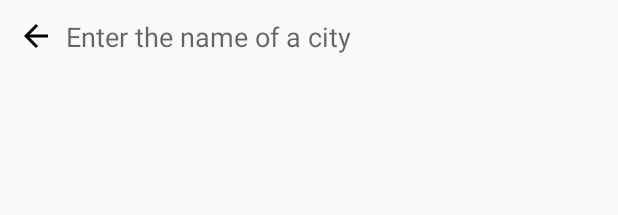
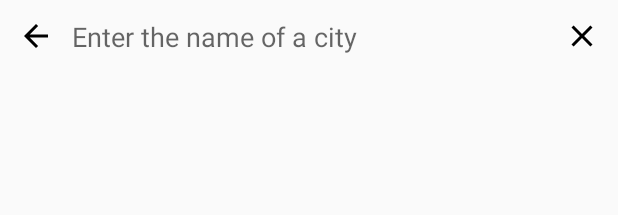
Before and after one commit to 3DRing/yamblz_weather, an Android app: the layout fragment_choose_city.xml on its own in the app's theme, with its tools: preview values and no code run, on a phone screen of 412 x 824 dp. Shown: the top 215 px of the screen. Run offline under Robolectric (Android 15) with nearby library versions, the phone set to English and light mode, and no system bars.

```diff
--- a/app/src/main/java/tljfn/yamblzweather/repo/DatabaseRepo.java
+++ b/app/src/main/java/tljfn/yamblzweather/repo/DatabaseRepo.java
@@ -8,6 +8,8 @@ import io.reactivex.Flowable;
 import io.reactivex.Observable;
 import io.reactivex.Single;
 import io.reactivex.android.schedulers.AndroidSchedulers;
+import io.reactivex.annotations.NonNull;
+import io.reactivex.functions.BiPredicate;
 import io.reactivex.schedulers.Schedulers;
 import io.reactivex.subjects.PublishSubject;
 import tljfn.yamblzweather.api.data.weather.RawWeather;
--- /dev/null
+++ b/app/src/main/res/drawable/ic_close.xml
@@ -0,0 +1,9 @@
+<vector xmlns:android="http://schemas.android.com/apk/res/android"
+        android:width="24dp"
+        android:height="24dp"
+        android:viewportWidth="24.0"
+        android:viewportHeight="24.0">
+    <path
+        android:fillColor="#FF000000"
+        android:pathData="M19,6.41L17.59,5 12,10.59 6.41,5 5,6.41 10.59,12 5,17.59 6.41,19 12,13.41 17.59,19 19,17.59 13.41,12z"/>
+</vector>
--- a/app/src/main/res/layout/fragment_choose_city.xml
+++ b/app/src/main/res/layout/fragment_choose_city.xml
@@ -8,32 +8,48 @@
     android:focusableInTouchMode="true"
     android:orientation="vertical">
 
-    <RelativeLayout
+    <FrameLayout
         android:layout_width="match_parent"
         android:layout_height="match_parent"
-        android:animateLayoutChanges="true"
-        android:padding="12dp">
+        android:animateLayoutChanges="true">
+
+        <EditText
+            android:id="@+id/et_search_city"
+            android:layout_width="match_parent"
+            android:layout_height="wrap_content"
+            android:layout_marginEnd="48dp"
+            android:layout_marginLeft="48dp"
+            android:layout_marginRight="48dp"
+            android:layout_marginStart="48dp"
+            android:background="@null"
+            android:hint="@string/choose_city_hint"
+            android:inputType="text"
+            android:lines="1"
+            android:maxLength="40"
+            android:paddingBottom="12dp"
+            android:paddingTop="12dp" />
+
+        <ImageView
+            android:id="@+id/close"
+            android:layout_width="wrap_content"
+            android:layout_height="wrap_content"
+            android:layout_alignParentEnd="true"
+            android:layout_alignParentRight="true"
+            android:layout_centerVertical="true"
+            android:layout_gravity="right|center_vertical|end"
+            android:padding="12dp"
+            custom:srcCompat="@drawable/ic_close" />
 
         <ImageView
             android:id="@+id/backpress"
             android:layout_width="wrap_content"
             android:layout_height="wrap_content"
-            android:layout_centerVertical="true"
+            android:layout_centerVertical="false"
+            android:layout_gravity="left|center_vertical|start"
+            android:padding="12dp"
             custom:srcCompat="@drawable/ic_arrow_back" />
 
-        <EditText
-            android:id="@+id/et_search_city"
-            android:layout_width="match_parent"
-            android:layout_height="wrap_content"
-            android:layout_centerVertical="true"
-            android:layout_marginLeft="8dp"
-            android:layout_marginStart="8dp"
-            android:layout_toEndOf="@+id/backpress"
-            android:background="@null"
-            android:ems="10"
-            android:hint="@string/choose_city_hint"
-            android:inputType="textAutoComplete" />
-    </RelativeLayout>
+    </FrameLayout>
 
     <android.support.v7.widget.RecyclerView
         android:id="@+id/rv_suggestions"
```
Also changed, not shown: app/src/main/java/tljfn/yamblzweather/ui/choose_city/ChooseCityFragment.java (+33 -5 lines), app/src/main/java/tljfn/yamblzweather/ui/choose_city/ChooseCityListAdapter.java (added, +78 -0 lines), app/src/main/java/tljfn/yamblzweather/ui/choose_city/ChooseCityViewModel.java (+12 -2 lines), app/src/main/res/layout/city_suggestion_item.xml (+4 -3 lines).
